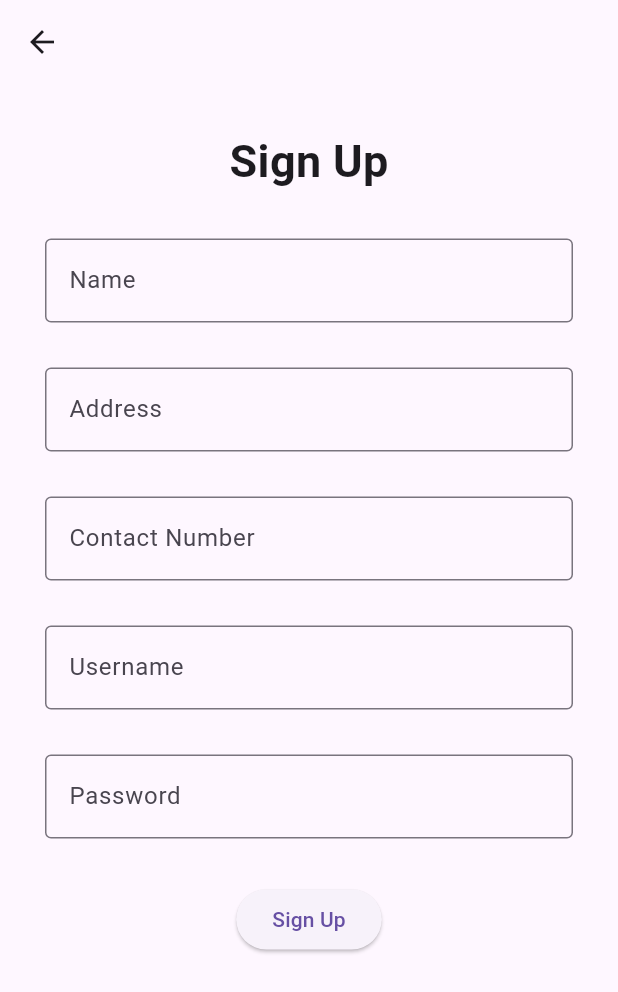
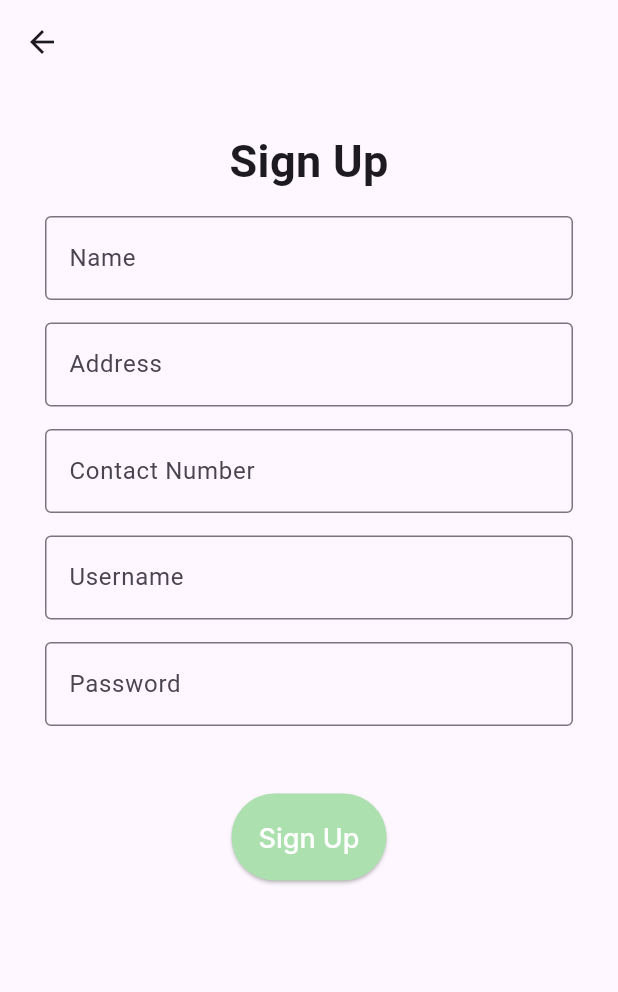
Before and after one commit to ianberana/CMSC-23-Project, a Flutter app: the SignUpPage screen opened directly, on a phone screen of 412 x 824 dp. Shown: the top 992 px of the screen. Run offline on Flutter 3.47's test engine with Material 3 defaults, Android fonts, the phone set to English and light mode, and no system bars; our stand-ins replace cloud_firestore, firebase_auth, firebase_core, google_fonts; accounts and stored records are empty.

Commit message:
fixed spacing

```diff
--- a/lib/pages/authentication/donor_signup.dart
+++ b/lib/pages/authentication/donor_signup.dart
@@ -76,7 +76,7 @@ class _SignUpState extends State<SignUpPage> {
   }
 
   Widget get heading => const Padding(
-        padding: EdgeInsets.only(bottom: 30),
+        padding: EdgeInsets.only(bottom: 15),
         child: Text(
           "Sign Up",
           style: TextStyle(fontSize: 30, fontWeight: FontWeight.bold),
@@ -84,7 +84,7 @@ class _SignUpState extends State<SignUpPage> {
       );
 
   Widget get nameField => Padding(
-        padding: const EdgeInsets.only(bottom: 30),
+        padding: const EdgeInsets.only(bottom: 15),
         child: TextFormField(
           controller: nameController,
           decoration: const InputDecoration(
@@ -101,7 +101,7 @@ class _SignUpState extends State<SignUpPage> {
         ),
       );
   Widget get addressField => Padding(
-        padding: const EdgeInsets.only(bottom: 30),
+        padding: const EdgeInsets.only(bottom: 15),
         child: TextFormField(
           controller: addressController,
           decoration: const InputDecoration(
@@ -119,7 +119,7 @@ class _SignUpState extends State<SignUpPage> {
       );
 
   Widget get contactField => Padding(
-        padding: const EdgeInsets.only(bottom: 30),
+        padding: const EdgeInsets.only(bottom: 15),
         child: TextFormField(
           controller: contactController,
           decoration: const InputDecoration(
@@ -137,7 +137,7 @@ class _SignUpState extends State<SignUpPage> {
       );
 
   Widget get usernameField => Padding(
-        padding: const EdgeInsets.only(bottom: 30),
+        padding: const EdgeInsets.only(bottom: 15),
         child: TextFormField(
           controller: usernameController,
           decoration: const InputDecoration(
@@ -155,7 +155,7 @@ class _SignUpState extends State<SignUpPage> {
       );
 
   Widget get passwordField => Padding(
-        padding: const EdgeInsets.only(bottom: 30),
+        padding: const EdgeInsets.only(bottom: 15),
         child: TextFormField(
           controller: passwordController,
           decoration: const InputDecoration(
@@ -175,7 +175,14 @@ class _SignUpState extends State<SignUpPage> {
         ),
       );
 
-  Widget get submitButton => ElevatedButton(
+  Widget get submitButton => Padding(
+    padding: const EdgeInsets.only(top: 30),
+    child: ElevatedButton(
+        style: ButtonStyle(
+            padding:
+                MaterialStateProperty.all<EdgeInsetsGeometry>(EdgeInsets.all(18)),
+            backgroundColor: MaterialStateProperty.all<Color>(
+                Color.fromARGB(255, 172, 225, 175))),
         onPressed: () async {
           if (_formKey.currentState!.validate()) {
             _formKey.currentState!.save();
@@ -195,5 +202,7 @@ class _SignUpState extends State<SignUpPage> {
             if (mounted) Navigator.pop(context);
           }
         },
-      child: const Text("Sign Up"));
+        child: Text("Sign Up",
+            style: Theme.of(context).textTheme.displaySmall,)),
+  );
 }
```
Lines whose indentation alone changed are shown as unchanged.
